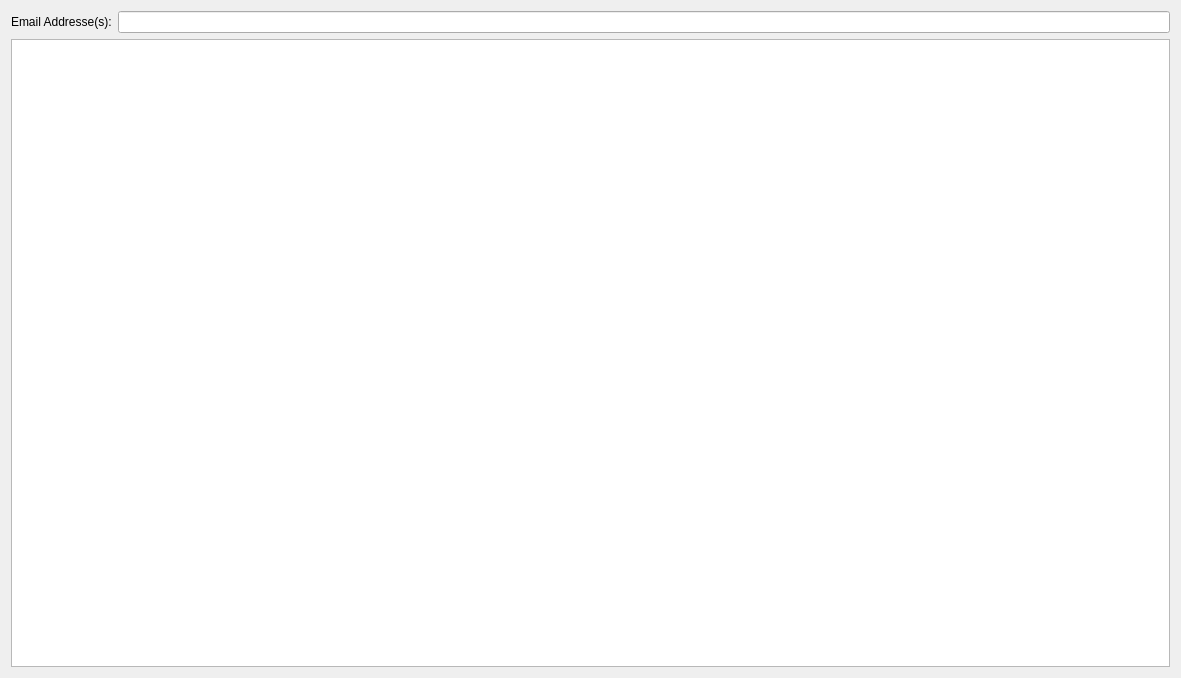
Qt form MainWindow/EmailView.ui (towel42-com/RulesMaker) before a commit.
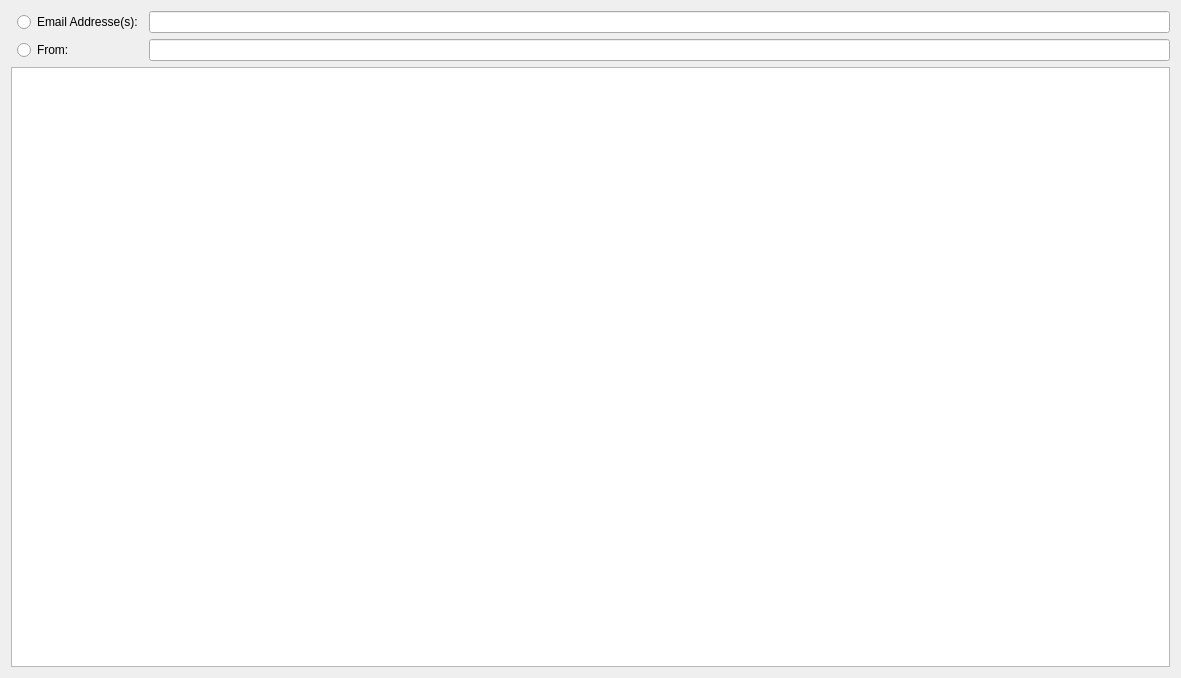
The same form after that commit.

Commit message: Fix for Debug dump of email model Fix for merge issues Start of Filter by From or Email

What changed in the file:
```diff
--- a/MainWindow/EmailView.ui
+++ b/MainWindow/EmailView.ui
@@ -14,24 +14,14 @@
    <string>Dialog</string>
   </property>
   <layout class="QGridLayout" name="gridLayout">
-   <item row="0" column="0">
-    <widget class="QLabel" name="label">
-     <property name="text">
-      <string>Email Addresse(s):</string>
-     </property>
-     <property name="buddy">
-      <cstring>matchText</cstring>
-     </property>
-    </widget>
-   </item>
-   <item row="0" column="1">
-    <widget class="QLineEdit" name="matchText">
+   <item row="0" column="2">
+    <widget class="QLineEdit" name="emailAddresses">
      <property name="readOnly">
       <bool>true</bool>
      </property>
     </widget>
    </item>
-   <item row="1" column="0" colspan="2">
+   <item row="2" column="0" colspan="3">
     <widget class="QTreeView" name="groupedEmails">
      <property name="editTriggers">
       <set>QAbstractItemView::NoEditTriggers</set>
@@ -47,6 +37,23 @@
      </property>
     </widget>
    </item>
+   <item row="0" column="1">
+    <widget class="QRadioButton" name="byEmailAddress">
+     <property name="text">
+      <string>Email Addresse(s):</string>
+     </property>
+    </widget>
+   </item>
+   <item row="1" column="1">
+    <widget class="QRadioButton" name="byFromNames">
+     <property name="text">
+      <string>From:</string>
+     </property>
+    </widget>
+   </item>
+   <item row="1" column="2">
+    <widget class="QLineEdit" name="fromNames"/>
+   </item>
   </layout>
  </widget>
  <resources/>
```
The commit also changes 21 other files.
